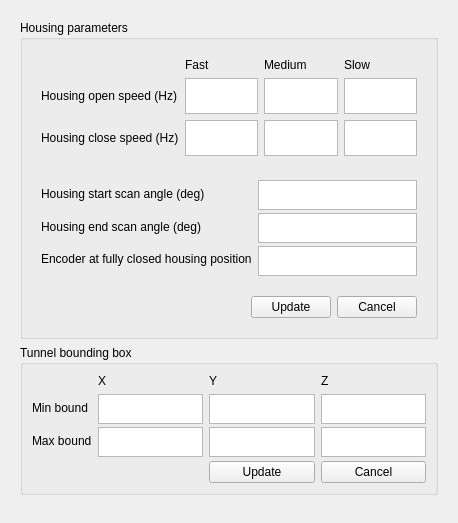
Before: the Qt Designer form qt5_ui/setting_page.ui in jacondv/intelijet_v2, drawn with Qt 5.
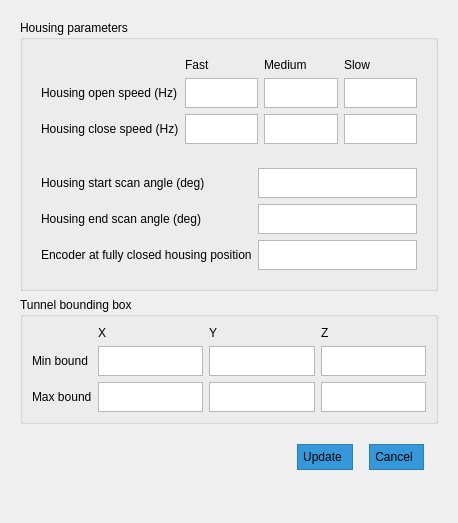
After: the same form once the commit is applied.

```diff
--- a/qt5_ui/setting_page.ui
+++ b/qt5_ui/setting_page.ui
@@ -10,15 +10,37 @@
     <height>523</height>
    </rect>
   </property>
+  <property name="minimumSize">
+   <size>
+    <width>0</width>
+    <height>400</height>
+   </size>
+  </property>
   <property name="maximumSize">
    <size>
     <width>500</width>
-    <height>523</height>
+    <height>700</height>
    </size>
   </property>
   <property name="windowTitle">
    <string>Form</string>
   </property>
+  <property name="styleSheet">
+   <string notr="true">QPushButton {
+        background-color: #3498db;  /* màu nền */
+        color: balck;               /* màu chữ */
+        border: 1px solid #2980b9;  /* viền */
+        padding: 5px 10px 5px 5px;          /* padding */
+		margin: 5px 5px 5px 5px;
+
+    }
+
+QPushButton:pressed {
+        background-color: #2e86c1;  /* màu khi nhấn */
+    }
+
+</string>
+  </property>
   <layout class="QVBoxLayout" name="verticalLayout">
    <item>
     <widget class="QWidget" name="widget" native="true">
@@ -37,12 +59,6 @@
         <layout class="QGridLayout" name="gridLayout_4">
          <item row="0" column="0">
           <widget class="QWidget" name="widget_2" native="true">
-           <property name="maximumSize">
-            <size>
-             <width>1000</width>
-             <height>120</height>
-            </size>
-           </property>
            <layout class="QGridLayout" name="gridLayout_2">
             <item row="2" column="2">
              <widget class="QTextEdit" name="txtHousingCloseMedium">
@@ -52,6 +68,12 @@
                 <height>30</height>
                </size>
               </property>
+              <property name="maximumSize">
+               <size>
+                <width>16777215</width>
+                <height>30</height>
+               </size>
+              </property>
               <property name="tabChangesFocus">
                <bool>true</bool>
               </property>
@@ -79,6 +101,12 @@
                 <height>30</height>
                </size>
               </property>
+              <property name="maximumSize">
+               <size>
+                <width>16777215</width>
+                <height>30</height>
+               </size>
+              </property>
               <property name="tabChangesFocus">
                <bool>true</bool>
               </property>
@@ -95,6 +123,12 @@
                 <height>30</height>
                </size>
               </property>
+              <property name="maximumSize">
+               <size>
+                <width>16777215</width>
+                <height>30</height>
+               </size>
+              </property>
               <property name="tabChangesFocus">
                <bool>true</bool>
               </property>
@@ -108,6 +142,12 @@
                 <height>30</height>
                </size>
               </property>
+              <property name="maximumSize">
+               <size>
+                <width>16777215</width>
+                <height>30</height>
+               </size>
+              </property>
               <property name="tabChangesFocus">
                <bool>true</bool>
               </property>
@@ -124,6 +164,12 @@
                 <height>30</height>
                </size>
               </property>
+              <property name="maximumSize">
+               <size>
+                <width>16777215</width>
+                <height>30</height>
+               </size>
+              </property>
               <property name="tabChangesFocus">
                <bool>true</bool>
               </property>
@@ -137,6 +183,12 @@
                 <height>30</height>
                </size>
               </property>
+              <property name="maximumSize">
+               <size>
+                <width>16777215</width>
+                <height>30</height>
+               </size>
+              </property>
               <property name="tabChangesFocus">
                <bool>true</bool>
               </property>
@@ -168,12 +220,6 @@
          </item>
          <item row="1" column="0">
           <widget class="QWidget" name="widget_3" native="true">
-           <property name="maximumSize">
-            <size>
-             <width>1000</width>
-             <height>110</height>
-            </size>
-           </property>
            <layout class="QGridLayout" name="gridLayout_3">
             <item row="1" column="0">
              <widget class="QLabel" name="label_13">
@@ -197,6 +243,12 @@
                 <height>30</height>
                </size>
               </property>
+              <property name="maximumSize">
+               <size>
+                <width>16777215</width>
+                <height>30</height>
+               </size>
+              </property>
               <property name="tabChangesFocus">
                <bool>true</bool>
               </property>
@@ -210,6 +262,12 @@
                 <height>30</height>
                </size>
               </property>
+              <property name="maximumSize">
+               <size>
+                <width>16777215</width>
+                <height>30</height>
+               </size>
+              </property>
               <property name="tabChangesFocus">
                <bool>true</bool>
               </property>
@@ -223,6 +281,12 @@
                 <height>30</height>
                </size>
               </property>
+              <property name="maximumSize">
+               <size>
+                <width>16777215</width>
+                <height>30</height>
+               </size>
+              </property>
               <property name="tabChangesFocus">
                <bool>true</bool>
               </property>
@@ -238,39 +302,6 @@
            </layout>
           </widget>
          </item>
-         <item row="2" column="0">
-          <widget class="QWidget" name="widget_4" native="true">
-           <layout class="QHBoxLayout" name="horizontalLayout">
-            <item>
-             <spacer name="horizontalSpacer">
-              <property name="orientation">
-               <enum>Qt::Horizontal</enum>
-              </property>
-              <property name="sizeHint" stdset="0">
-               <size>
-                <width>205</width>
-                <height>20</height>
-               </size>
-              </property>
-             </spacer>
-            </item>
-            <item>
-             <widget class="QPushButton" name="btnUpdateHousingParam">
-              <property name="text">
-               <string>Update</string>
-              </property>
-             </widget>
-            </item>
-            <item>
-             <widget class="QPushButton" name="btnCancelHousingParam">
-              <property name="text">
-               <string>Cancel</string>
-              </property>
-             </widget>
-            </item>
-           </layout>
-          </widget>
-         </item>
         </layout>
        </widget>
       </item>
@@ -279,17 +310,80 @@
         <property name="maximumSize">
          <size>
           <width>1000</width>
-          <height>150</height>
+          <height>200</height>
          </size>
         </property>
         <property name="title">
          <string>Tunnel bounding box</string>
         </property>
         <layout class="QGridLayout" name="gridLayout">
-         <item row="0" column="1">
-          <widget class="QLabel" name="label_49">
+         <item row="1" column="1">
+          <widget class="QTextEdit" name="txtTunnelMinBoundX">
+           <property name="minimumSize">
+            <size>
+             <width>0</width>
+             <height>30</height>
+            </size>
+           </property>
+           <property name="maximumSize">
+            <size>
+             <width>16777215</width>
+             <height>30</height>
+            </size>
+           </property>
+           <property name="tabChangesFocus">
+            <bool>true</bool>
+           </property>
+           <property name="acceptRichText">
+            <bool>true</bool>
+           </property>
+          </widget>
+         </item>
+         <item row="2" column="3">
+          <widget class="QTextEdit" name="txtTunnelMaxBoundZ">
+           <property name="minimumSize">
+            <size>
+             <width>0</width>
+             <height>30</height>
+            </size>
+           </property>
+           <property name="maximumSize">
+            <size>
+             <width>16777215</width>
+             <height>30</height>
+            </size>
+           </property>
+           <property name="tabChangesFocus">
+            <bool>true</bool>
+           </property>
+          </widget>
+         </item>
+         <item row="1" column="2">
+          <widget class="QTextEdit" name="txtTunnelMinBoundY">
+           <property name="minimumSize">
+            <size>
+             <width>0</width>
+             <height>30</height>
+            </size>
+           </property>
+           <property name="maximumSize">
+            <size>
+             <width>16777215</width>
+             <height>30</height>
+            </size>
+           </property>
+           <property name="tabChangesFocus">
+            <bool>true</bool>
+           </property>
+           <property name="acceptRichText">
+            <bool>true</bool>
+           </property>
+          </widget>
+         </item>
+         <item row="2" column="0">
+          <widget class="QLabel" name="label_16">
            <property name="text">
-            <string>X</string>
+            <string>Max bound</string>
            </property>
           </widget>
          </item>
@@ -300,13 +394,6 @@
            </property>
           </widget>
          </item>
-         <item row="0" column="3">
-          <widget class="QLabel" name="label_50">
-           <property name="text">
-            <string>Z</string>
-           </property>
-          </widget>
-         </item>
          <item row="1" column="0">
           <widget class="QLabel" name="label_15">
            <property name="text">
@@ -314,38 +401,6 @@
            </property>
           </widget>
          </item>
-         <item row="1" column="1">
-          <widget class="QTextEdit" name="txtTunnelMinBoundX">
-           <property name="minimumSize">
-            <size>
-             <width>0</width>
-             <height>30</height>
-            </size>
-           </property>
-           <property name="tabChangesFocus">
-            <bool>true</bool>
-           </property>
-           <property name="acceptRichText">
-            <bool>true</bool>
-           </property>
-          </widget>
-         </item>
-         <item row="1" column="2">
-          <widget class="QTextEdit" name="txtTunnelMinBoundY">
-           <property name="minimumSize">
-            <size>
-             <width>0</width>
-             <height>30</height>
-            </size>
-           </property>
-           <property name="tabChangesFocus">
-            <bool>true</bool>
-           </property>
-           <property name="acceptRichText">
-            <bool>true</bool>
-           </property>
-          </widget>
-         </item>
          <item row="1" column="3">
           <widget class="QTextEdit" name="txtTunnelMinBoundZ">
            <property name="minimumSize">
@@ -354,31 +409,21 @@
              <height>30</height>
             </size>
            </property>
-           <property name="tabChangesFocus">
-            <bool>true</bool>
-           </property>
-          </widget>
-         </item>
-         <item row="2" column="0">
-          <widget class="QLabel" name="label_16">
-           <property name="text">
-            <string>Max bound</string>
-           </property>
-          </widget>
-         </item>
-         <item row="2" column="1">
-          <widget class="QTextEdit" name="txtTunnelMaxBoundX">
-           <property name="minimumSize">
+           <property name="maximumSize">
             <size>
-             <width>0</width>
+             <width>16777215</width>
              <height>30</height>
             </size>
            </property>
            <property name="tabChangesFocus">
             <bool>true</bool>
            </property>
-           <property name="acceptRichText">
-            <bool>true</bool>
+          </widget>
+         </item>
+         <item row="0" column="3">
+          <widget class="QLabel" name="label_50">
+           <property name="text">
+            <string>Z</string>
            </property>
           </widget>
          </item>
@@ -390,6 +435,12 @@
              <height>30</height>
             </size>
            </property>
+           <property name="maximumSize">
+            <size>
+             <width>16777215</width>
+             <height>30</height>
+            </size>
+           </property>
            <property name="tabChangesFocus">
             <bool>true</bool>
            </property>
@@ -398,28 +449,63 @@
            </property>
           </widget>
          </item>
-         <item row="2" column="3">
-          <widget class="QTextEdit" name="txtTunnelMaxBoundZ">
+         <item row="2" column="1">
+          <widget class="QTextEdit" name="txtTunnelMaxBoundX">
            <property name="minimumSize">
             <size>
              <width>0</width>
              <height>30</height>
             </size>
            </property>
+           <property name="maximumSize">
+            <size>
+             <width>16777215</width>
+             <height>30</height>
+            </size>
+           </property>
            <property name="tabChangesFocus">
             <bool>true</bool>
            </property>
+           <property name="acceptRichText">
+            <bool>true</bool>
+           </property>
           </widget>
          </item>
-         <item row="3" column="2">
-          <widget class="QPushButton" name="btnUpdateTunelParam">
+         <item row="0" column="1">
+          <widget class="QLabel" name="label_49">
+           <property name="text">
+            <string>X</string>
+           </property>
+          </widget>
+         </item>
+        </layout>
+       </widget>
+      </item>
+      <item>
+       <widget class="QWidget" name="widget_4" native="true">
+        <layout class="QHBoxLayout" name="horizontalLayout">
+         <item>
+          <spacer name="horizontalSpacer">
+           <property name="orientation">
+            <enum>Qt::Horizontal</enum>
+           </property>
+           <property name="sizeHint" stdset="0">
+            <size>
+             <width>205</width>
+             <height>20</height>
+            </size>
+           </property>
+          </spacer>
+         </item>
+         <item>
+          <widget class="QPushButton" name="btnUpdateHousingParam">
            <property name="text">
             <string>Update</string>
            </property>
           </widget>
          </item>
-         <item row="3" column="3">
-          <widget class="QPushButton" name="btnCancalTunelParam">
+         <item>
+          <widget class="QPushButton" name="btnCancelHousingParam">
            <property name="text">
             <string>Cancel</string>
            </property>
```
Left out of the diff: 2 changed lines with no effect on the pictures.
